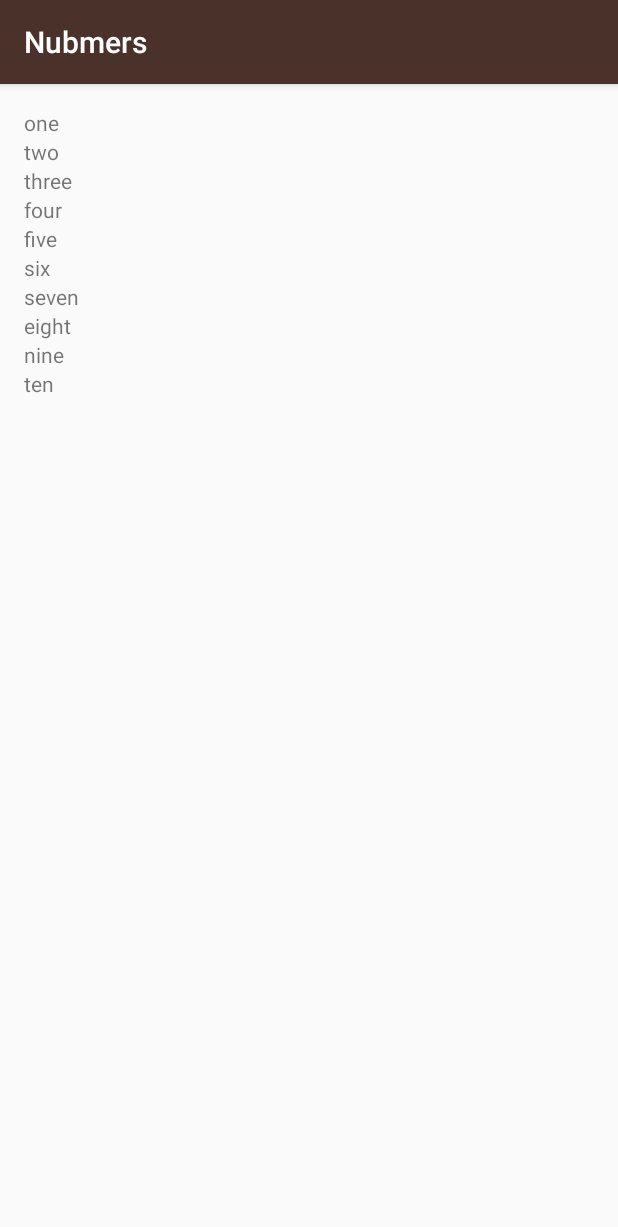
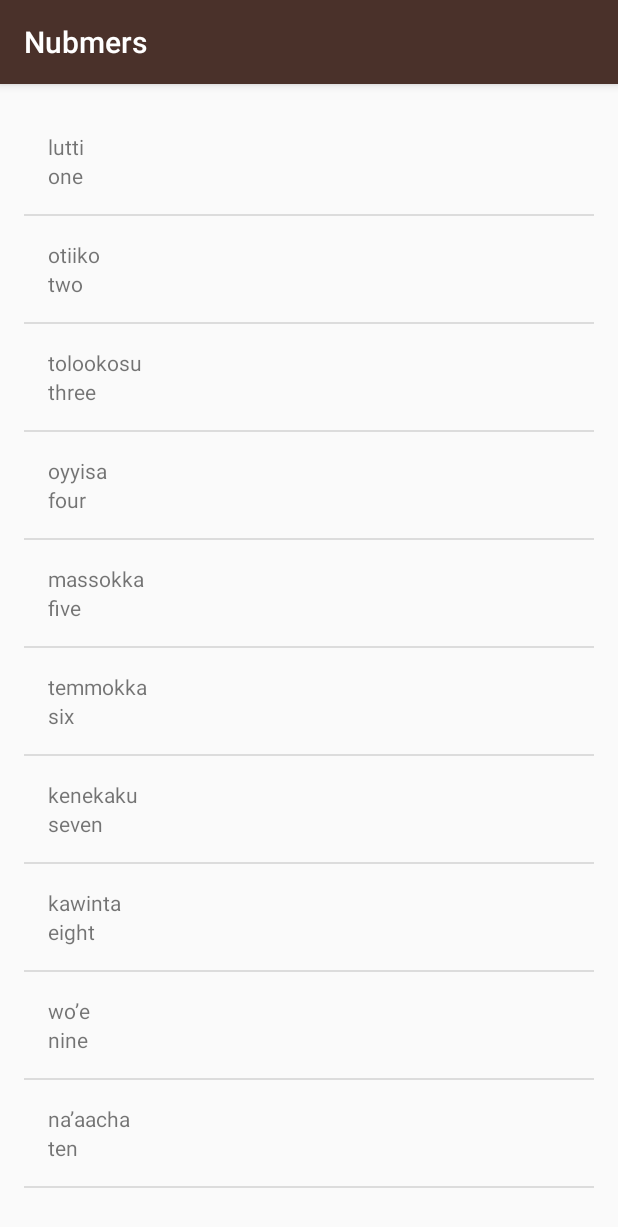
Before and after one commit to ReaL9363/Miwok, an Android app: the NumbersActivity screen opened directly, with no data from a screen before it, on a phone screen of 412 x 824 dp. Shown: the top 1227 px of the screen. Run offline under Robolectric (Android 15) with nearby library versions, the phone set to English and light mode, and no system bars.

Commit message:
Lesson 2 - Custom ArrayAdapter Implement

```diff
--- a/app/src/main/java/com/example/android/miwok/ColorsActivity.java
+++ b/app/src/main/java/com/example/android/miwok/ColorsActivity.java
@@ -8,6 +8,6 @@ public class ColorsActivity extends AppCompatActivity {
     @Override
     protected void onCreate(Bundle savedInstanceState) {
         super.onCreate(savedInstanceState);
-        setContentView(R.layout.activity_colors);
+        setContentView(R.layout.word_list);
     }
 }
--- a/app/src/main/java/com/example/android/miwok/FamilyActivity.java
+++ b/app/src/main/java/com/example/android/miwok/FamilyActivity.java
@@ -1,13 +1,15 @@
 package com.example.android.miwok;
 
+import android.os.Bundle;
 import android.support.v7.app.AppCompatActivity;
-import android.os.Bundle;
 
 public class FamilyActivity extends AppCompatActivity {
 
     @Override
     protected void onCreate(Bundle savedInstanceState) {
         super.onCreate(savedInstanceState);
-        setContentView(R.layout.activity_family);
+        setContentView(R.layout.word_list);
+
+
     }
 }
--- a/app/src/main/java/com/example/android/miwok/NumbersActivity.java
+++ b/app/src/main/java/com/example/android/miwok/NumbersActivity.java
@@ -2,8 +2,7 @@ package com.example.android.miwok;
 
 import android.os.Bundle;
 import android.support.v7.app.AppCompatActivity;
-import android.widget.LinearLayout;
-import android.widget.TextView;
+import android.widget.ListView;
 
 import java.util.ArrayList;
 
@@ -12,22 +11,40 @@ public class NumbersActivity extends AppCompatActivity {
     @Override
     protected void onCreate(Bundle savedInstanceState) {
         super.onCreate(savedInstanceState);
-        setContentView(R.layout.activity_numbers);
+        setContentView(R.layout.word_list);
 
-        ArrayList<String> words = new ArrayList<String>();
-        words.add("one");
-        words.add("two");
-        words.add("three");
-        words.add("four");
-        words.add("five");
-        words.add("six");
-        words.add("seven");
-        words.add("eight");
-        words.add("nine");
-        words.add("ten");
+        // Create a list of words
+        ArrayList<Word> words = new ArrayList<Word>();
 
-        // Find the root view so we can add child views to it
-        LinearLayout rootView = (LinearLayout) findViewById(R.id.activity_numbers);
+        /*//typical
+        Word w = new Word("lutti", "one");
+        words.add(w);*/
+
+        words.add(new Word("lutti","one"));
+        words.add(new Word( "otiiko","two"));
+        words.add(new Word("tolookosu", "three"));
+        words.add(new Word( "oyyisa","four"));
+        words.add(new Word("massokka","five"));
+        words.add(new Word( "temmokka","six"));
+        words.add(new Word( "kenekaku","seven"));
+        words.add(new Word( "kawinta","eight"));
+        words.add(new Word("wo’e","nine"));
+        words.add(new Word("na’aacha","ten"));
+
+
+        /**
+         * Implementation of ListView with ArrayAdapter
+         *
+         **/
+        WordAdapter itemsAdapter = new WordAdapter(this,words);
+
+        ListView listView = (ListView) findViewById(R.id.list);
+
+        listView.setAdapter(itemsAdapter);
+
+
+        /*Find the root view so we can add child views to it
+        LinearLayout rootView = (LinearLayout) findViewById(R.id.word_list);
 
         // Create a variable to keep track of the current index position
 
@@ -43,8 +60,8 @@ public class NumbersActivity extends AppCompatActivity {
             tvNumberText.setText(words.get(count));
 
             // Add this TextView as another child to the root view of this layout
-            rootView.addView(tvNumberText);
+            rootView.addView(tvNumberText);}*/
 
-        }
+
     }
 }
--- a/app/src/main/java/com/example/android/miwok/PhrasesActivity.java
+++ b/app/src/main/java/com/example/android/miwok/PhrasesActivity.java
@@ -8,6 +8,6 @@ public class PhrasesActivity extends AppCompatActivity {
     @Override
     protected void onCreate(Bundle savedInstanceState) {
         super.onCreate(savedInstanceState);
-        setContentView(R.layout.activity_phrases);
+        setContentView(R.layout.word_list);
     }
 }
--- /dev/null
+++ b/app/src/main/java/com/example/android/miwok/Word.java
@@ -0,0 +1,36 @@
+package com.example.android.miwok;
+
+/**
+ * Created by ASUS on 10/27/2016.
+ */
+
+public class Word {
+    /**
+     * Default translation for the word
+     */
+    private String mDefaultTranslation;
+    private String mMiwokTranslation;
+
+    //Create a new Word object.
+    public Word(String mMiwokTranslation, String mDefaultTranslation) {
+        this.mMiwokTranslation = mMiwokTranslation;
+        this.mDefaultTranslation = mDefaultTranslation;
+    }
+
+    public String getmDefaultTranslation() {
+        return mDefaultTranslation;
+    }
+
+    public void setmDefaultTranslation(String mDefaultTranslation) {
+        this.mDefaultTranslation = mDefaultTranslation;
+    }
+
+    public String getmMiwokTranslation() {
+        return mMiwokTranslation;
+    }
+
+    public void setmMiwokTranslation(String mMiwokTranslation) {
+        this.mMiwokTranslation = mMiwokTranslation;
+    }
+
+}
--- /dev/null
+++ b/app/src/main/java/com/example/android/miwok/WordAdapter.java
@@ -0,0 +1,56 @@
+package com.example.android.miwok;
+
+import android.content.Context;
+import android.view.LayoutInflater;
+import android.view.View;
+import android.view.ViewGroup;
+import android.widget.ArrayAdapter;
+import android.widget.TextView;
+
+import java.util.ArrayList;
+
+/**
+ * {@link WordAdapter} is an {@link ArrayAdapter} that can provide the layout for each list item
+ * based on a data source, which is a list of {@link Word} objects.
+ */
+public class WordAdapter extends ArrayAdapter<Word> {
+
+    /**
+     * Create a new {@link WordAdapter} object.
+     *
+     * @param context is the current context (i.e. Activity) that the adapter is being created in.
+     * @param words   is the list of {@link Word}s to be displayed.
+     */
+    public WordAdapter(Context context, ArrayList<Word> words) {
+        super(context, 0, words);
+    }
+
+    @Override
+    public View getView(int position, View convertView, ViewGroup parent) {
+        // Check if an existing view is being reused, otherwise inflate the view
+        View listItemView = convertView;
+        if (listItemView == null) {
+            listItemView = LayoutInflater.from(getContext()).inflate(
+                    R.layout.list_item, parent, false);
+        }
+
+        // Get the {@link Word} object located at this position in the list
+        Word currentWord = getItem(position);
+
+        // Find the TextView in the list_item.xml layout with the ID miwok_text_view.
+        TextView miwokTextView = (TextView) listItemView.findViewById(R.id.miwok_text_view);
+        // Get the Miwok translation from the currentWord object and set this text on
+        // the Miwok TextView.
+        miwokTextView.setText(currentWord.getmMiwokTranslation());
+
+        // Find the TextView in the list_item.xml layout with the ID default_text_view.
+        TextView defaultTextView = (TextView) listItemView.findViewById(R.id.default_text_view);
+        // Get the default translation from the currentWord object and set this text on
+        // the default TextView.
+        defaultTextView.setText(currentWord.getmDefaultTranslation());
+
+        // Return the whole list item layout (containing 2 TextViews) so that it can be shown in
+        // the ListView.
+        return listItemView;
+    }
+}
--- /dev/null
+++ b/app/src/main/res/layout/list_item.xml
@@ -0,0 +1,22 @@
+<?xml version="1.0" encoding="utf-8"?>
+<LinearLayout xmlns:android="http://schemas.android.com/apk/res/android"
+    xmlns:tools="http://schemas.android.com/tools"
+    android:id="@+id/customLayout"
+    android:layout_width="match_parent"
+    android:layout_height="match_parent"
+    android:orientation="vertical"
+    android:padding="16dp">
+
+    <TextView
+        android:id="@+id/miwok_text_view"
+        tools:text="lutti"
+        android:layout_width="wrap_content"
+        android:layout_height="wrap_content" />
+
+    <TextView
+        android:id="@+id/default_text_view"
+        tools:text="one"
+        android:layout_width="wrap_content"
+        android:layout_height="wrap_content" />
+
+</LinearLayout>
--- a/app/src/main/res/layout/activity_numbers.xml
+++ b/app/src/main/res/layout/word_list.xml
@@ -1,15 +1,12 @@
 <?xml version="1.0" encoding="utf-8"?>
-<LinearLayout xmlns:android="http://schemas.android.com/apk/res/android"
+<ListView xmlns:android="http://schemas.android.com/apk/res/android"
     xmlns:tools="http://schemas.android.com/tools"
-    android:id="@+id/activity_numbers"
+    android:id="@+id/list"
     android:layout_width="match_parent"
     android:layout_height="match_parent"
+    android:orientation="vertical"
     android:paddingBottom="@dimen/activity_vertical_margin"
     android:paddingLeft="@dimen/activity_horizontal_margin"
     android:paddingRight="@dimen/activity_horizontal_margin"
     android:paddingTop="@dimen/activity_vertical_margin"
-    android:orientation="vertical"
-    tools:context="com.example.android.miwok.NumbersActivity">
-
-
-</LinearLayout>
+    tools:context="com.example.android.miwok.NumbersActivity" />
```
Also changed, not shown: app/src/main/res/layout/activity_colors.xml (deleted, +0 -13 lines), app/src/main/res/layout/activity_family.xml (deleted, +0 -13 lines), app/src/main/res/layout/activity_phrases.xml (deleted, +0 -13 lines).
